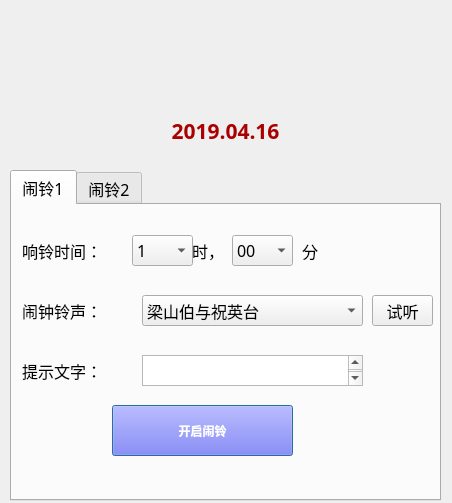
Qt form AlarmClock/AlarmClock.ui (WoniuStudio/AlarmClock) before a commit.
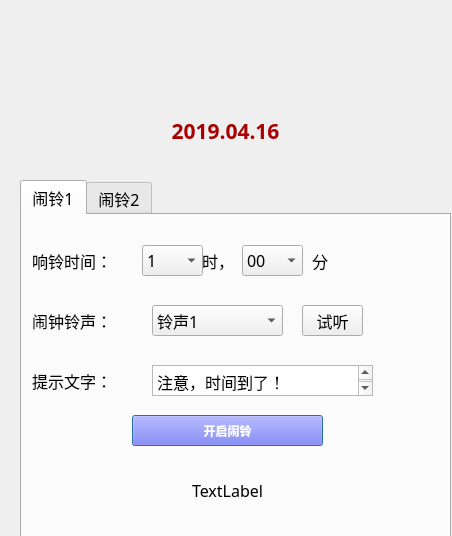
The same form after that commit. Icons and pictures are not drawn.

What changed in the file:
```diff
--- a/AlarmClock/AlarmClock.ui
+++ b/AlarmClock/AlarmClock.ui
@@ -7,7 +7,7 @@
     <x>0</x>
     <y>0</y>
     <width>452</width>
-    <height>503</height>
+    <height>536</height>
    </rect>
   </property>
   <property name="sizePolicy">
@@ -22,10 +22,10 @@
   <widget class="QTabWidget" name="tabWidget">
    <property name="geometry">
     <rect>
-     <x>10</x>
-     <y>170</y>
+     <x>20</x>
+     <y>180</y>
      <width>431</width>
-     <height>331</height>
+     <height>361</height>
     </rect>
    </property>
    <property name="sizePolicy">
@@ -549,13 +549,13 @@
       <rect>
        <x>130</x>
        <y>90</y>
-       <width>221</width>
+       <width>131</width>
        <height>31</height>
       </rect>
      </property>
      <item>
       <property name="text">
-       <string>梁山伯与祝英台</string>
+       <string>铃声1</string>
       </property>
      </item>
     </widget>
@@ -581,14 +581,21 @@
        <height>31</height>
       </rect>
      </property>
+     <property name="html">
+      <string>&lt;!DOCTYPE HTML PUBLIC &quot;-//W3C//DTD HTML 4.0//EN&quot; &quot;http://www.w3.org/TR/REC-html40/strict.dtd&quot;&gt;
+&lt;html&gt;&lt;head&gt;&lt;meta name=&quot;qrichtext&quot; content=&quot;1&quot; /&gt;&lt;style type=&quot;text/css&quot;&gt;
+p, li { white-space: pre-wrap; }
+&lt;/style&gt;&lt;/head&gt;&lt;body style=&quot; font-family:'Agency FB'; font-size:12pt; font-weight:400; font-style:normal;&quot;&gt;
+&lt;p style=&quot; margin-top:0px; margin-bottom:0px; margin-left:0px; margin-right:0px; -qt-block-indent:0; text-indent:0px;&quot;&gt;注意，时间到了！&lt;/p&gt;&lt;/body&gt;&lt;/html&gt;</string>
+     </property>
     </widget>
     <widget class="QPushButton" name="btnStart1Clock">
      <property name="geometry">
       <rect>
-       <x>100</x>
+       <x>110</x>
        <y>200</y>
-       <width>181</width>
-       <height>51</height>
+       <width>191</width>
+       <height>31</height>
       </rect>
      </property>
      <property name="font">
@@ -608,7 +615,7 @@
     <widget class="QToolButton" name="toolButton">
      <property name="geometry">
       <rect>
-       <x>360</x>
+       <x>280</x>
        <y>90</y>
        <width>61</width>
        <height>31</height>
@@ -618,6 +625,22 @@
       <string>试听</string>
      </property>
     </widget>
+    <widget class="QLabel" name="labelCountDown1">
+     <property name="geometry">
+      <rect>
+       <x>110</x>
+       <y>260</y>
+       <width>191</width>
+       <height>31</height>
+      </rect>
+     </property>
+     <property name="text">
+      <string>TextLabel</string>
+     </property>
+     <property name="alignment">
+      <set>Qt::AlignCenter</set>
+     </property>
+    </widget>
    </widget>
    <widget class="QWidget" name="tab2">
     <attribute name="icon">
```
Left out of the diff: 2 changed lines with no effect on the pictures.
